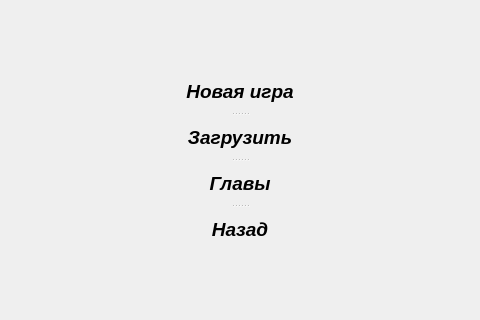
This is gamemenu.ui in ivashchenko-leo/TextQuest as Qt 5 draws it before an edit; both pictures show x 272 to 752 and y 324 to 644 of the 1024 by 768 pixel window. The edited form follows.
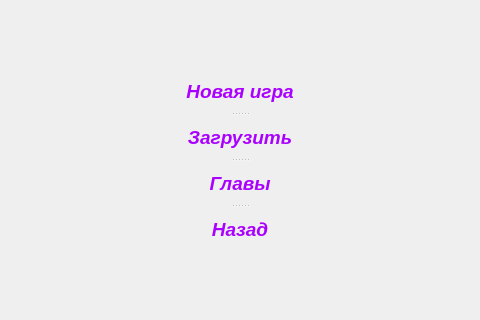
This is the edited form.

Commit message: main window and game menu now have a new filter - hoverfilter.cpp, its changing color until mouse is hover on the button

The edit to the form file:
```diff
--- a/gamemenu.ui
+++ b/gamemenu.ui
@@ -60,6 +60,43 @@
     <bool>false</bool>
    </property>
    <widget class="QPushButton" name="pbNewGame">
+    <property name="palette">
+     <palette>
+      <active>
+       <colorrole role="ButtonText">
+        <brush brushstyle="SolidPattern">
+         <color alpha="255">
+          <red>170</red>
+          <green>0</green>
+          <blue>255</blue>
+         </color>
+        </brush>
+       </colorrole>
+      </active>
+      <inactive>
+       <colorrole role="ButtonText">
+        <brush brushstyle="SolidPattern">
+         <color alpha="255">
+          <red>170</red>
+          <green>0</green>
+          <blue>255</blue>
+         </color>
+        </brush>
+       </colorrole>
+      </inactive>
+      <disabled>
+       <colorrole role="ButtonText">
+        <brush brushstyle="SolidPattern">
+         <color alpha="255">
+          <red>117</red>
+          <green>116</green>
+          <blue>118</blue>
+         </color>
+        </brush>
+       </colorrole>
+      </disabled>
+     </palette>
+    </property>
     <property name="text">
      <string>Новая игра</string>
     </property>
@@ -68,6 +105,43 @@
     </property>
    </widget>
    <widget class="QPushButton" name="pbLoad">
+    <property name="palette">
+     <palette>
+      <active>
+       <colorrole role="ButtonText">
+        <brush brushstyle="SolidPattern">
+         <color alpha="255">
+          <red>170</red>
+          <green>0</green>
+          <blue>255</blue>
+         </color>
+        </brush>
+       </colorrole>
+      </active>
+      <inactive>
+       <colorrole role="ButtonText">
+        <brush brushstyle="SolidPattern">
+         <color alpha="255">
+          <red>170</red>
+          <green>0</green>
+          <blue>255</blue>
+         </color>
+        </brush>
+       </colorrole>
+      </inactive>
+      <disabled>
+       <colorrole role="ButtonText">
+        <brush brushstyle="SolidPattern">
+         <color alpha="255">
+          <red>117</red>
+          <green>116</green>
+          <blue>118</blue>
+         </color>
+        </brush>
+       </colorrole>
+      </disabled>
+     </palette>
+    </property>
     <property name="inputMethodHints">
      <set>Qt::ImhNone</set>
     </property>
@@ -79,6 +153,43 @@
     </property>
    </widget>
    <widget class="QPushButton" name="pbChapters">
+    <property name="palette">
+     <palette>
+      <active>
+       <colorrole role="ButtonText">
+        <brush brushstyle="SolidPattern">
+         <color alpha="255">
+          <red>170</red>
+          <green>0</green>
+          <blue>255</blue>
+         </color>
+        </brush>
+       </colorrole>
+      </active>
+      <inactive>
+       <colorrole role="ButtonText">
+        <brush brushstyle="SolidPattern">
+         <color alpha="255">
+          <red>170</red>
+          <green>0</green>
+          <blue>255</blue>
+         </color>
+        </brush>
+       </colorrole>
+      </inactive>
+      <disabled>
+       <colorrole role="ButtonText">
+        <brush brushstyle="SolidPattern">
+         <color alpha="255">
+          <red>117</red>
+          <green>116</green>
+          <blue>118</blue>
+         </color>
+        </brush>
+       </colorrole>
+      </disabled>
+     </palette>
+    </property>
     <property name="text">
      <string>Главы</string>
     </property>
@@ -87,6 +198,43 @@
     </property>
    </widget>
    <widget class="QPushButton" name="pbBack">
+    <property name="palette">
+     <palette>
+      <active>
+       <colorrole role="ButtonText">
+        <brush brushstyle="SolidPattern">
+         <color alpha="255">
+          <red>170</red>
+          <green>0</green>
+          <blue>255</blue>
+         </color>
+        </brush>
+       </colorrole>
+      </active>
+      <inactive>
+       <colorrole role="ButtonText">
+        <brush brushstyle="SolidPattern">
+         <color alpha="255">
+          <red>170</red>
+          <green>0</green>
+          <blue>255</blue>
+         </color>
+        </brush>
+       </colorrole>
+      </inactive>
+      <disabled>
+       <colorrole role="ButtonText">
+        <brush brushstyle="SolidPattern">
+         <color alpha="255">
+          <red>117</red>
+          <green>116</green>
+          <blue>118</blue>
+         </color>
+        </brush>
+       </colorrole>
+      </disabled>
+     </palette>
+    </property>
     <property name="text">
      <string>Назад</string>
     </property>
```
The commit also changes 6 other files.
